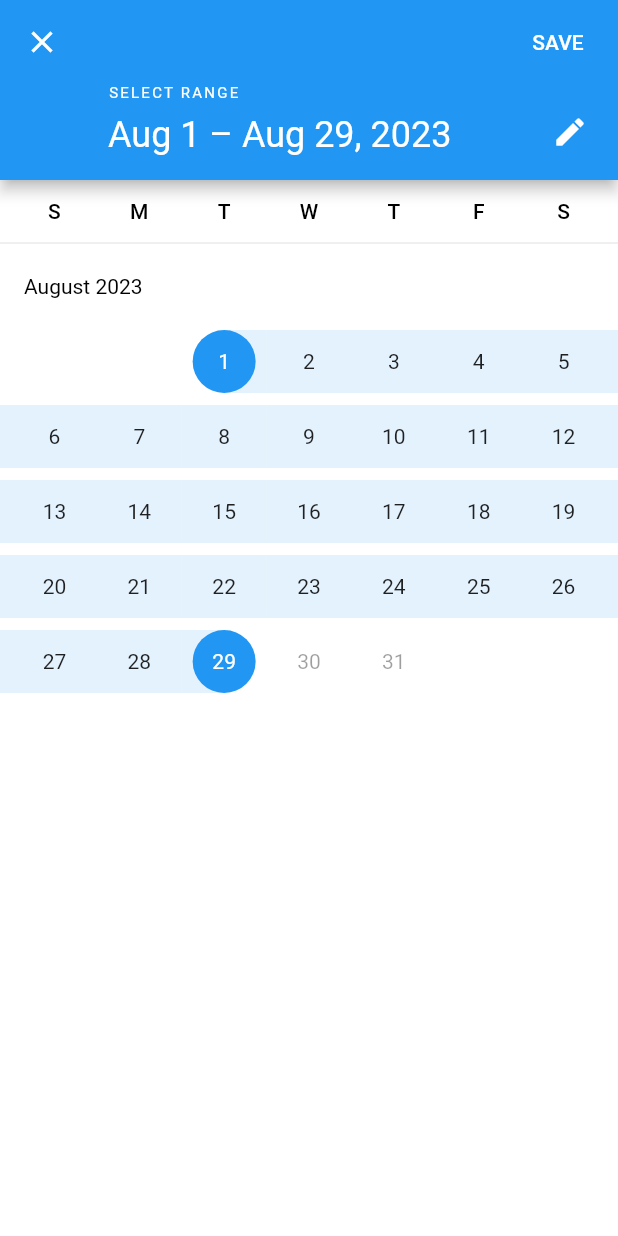
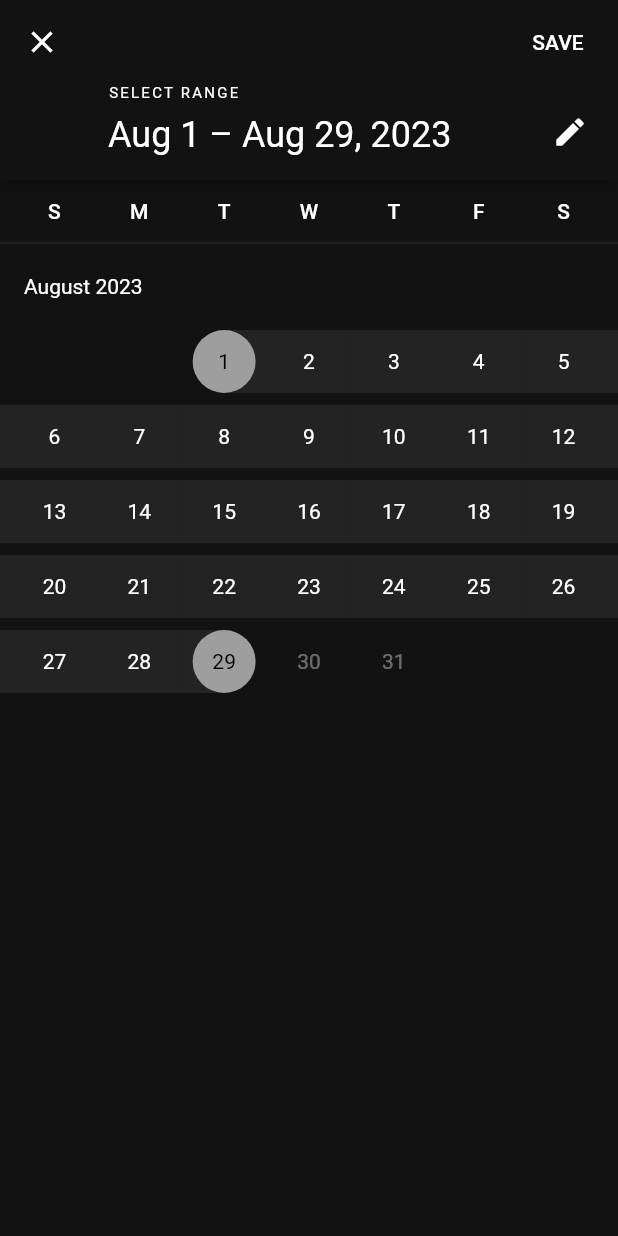
Before and after one commit to joyaljosephnote/Fin_Trackr, a Flutter app: the TransactionScreen screen opened directly, after a tap on an icon or button, on a phone screen of 412 x 824 dp. Run offline on Flutter 3.47's test engine with Material 2 defaults, Android fonts, the phone set to English and light mode, and no system bars; our stand-ins replace google_fonts, hive_flutter, image_picker, ionicons, lottie, math_expressions and 5 more; missing offline and left inert: clipboard, currency_picker; accounts and stored records are empty; project files that could hold a hidden picture were left out.

Commit message:
date rage picker theme updated

```diff
--- a/lib/screens/transaction_screen/transaction_screen.dart
+++ b/lib/screens/transaction_screen/transaction_screen.dart
@@ -79,11 +79,24 @@ class _TransactionScreenState extends State<TransactionScreen> {
                   },
                 ),
                 TextButton(
+                  style: TextButton.styleFrom(
+                      foregroundColor: AppColor.ftScafoldColor),
                   onPressed: () async {
                     var daterange =
                         SelectDate().currentDateForCalenderSelection();
                     DateTimeRange? picked = await showDateRangePicker(
                         context: context,
+                        builder: (context, child) {
+                          return Theme(
+                            data: ThemeData.dark().copyWith(
+                                colorScheme: const ColorScheme.dark(
+                                    onPrimary: AppColor.ftAppBarColor,
+                                    onSurface: AppColor.ftTextSecondayColor,
+                                    primary: AppColor.ftTextTertiaryColor),
+                                dialogBackgroundColor: AppColor.ftAppBarColor),
+                            child: child!,
+                          );
+                        },
                         firstDate: DateTime(DateTime.now().year - 1),
                         lastDate: DateTime.now(),
                         initialDateRange: daterange);
```
Also changed, not shown: lib/screens/statistics_screen/widget/category_helper.dart (+11 -0 lines), lib/screens/transaction_screen/widget/transaction_helper.dart (+11 -0 lines).
